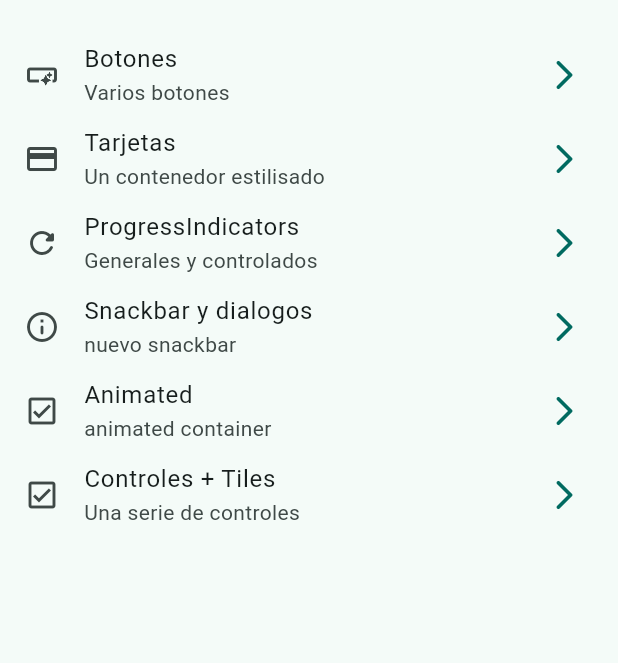
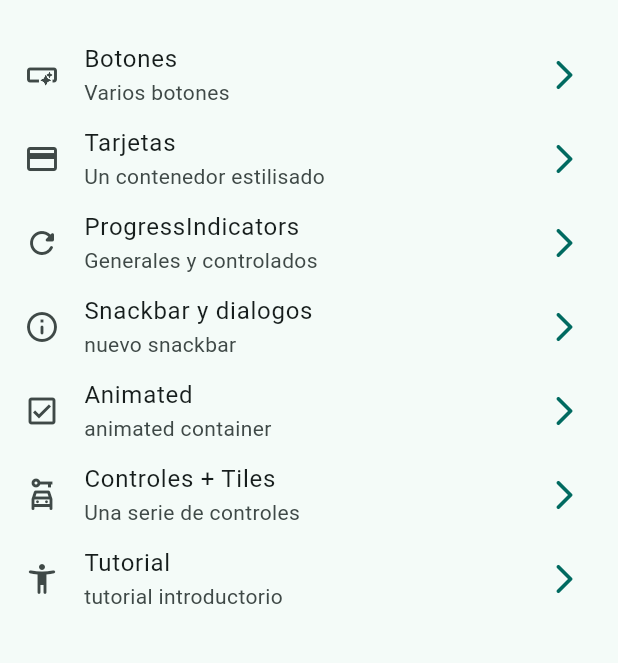
Before and after one commit to vidm27/flutter-course-devtalles, a Flutter app: the screen it shows after launch, on a phone screen of 412 x 824 dp, the part 63-726 px from its top. Run offline on Flutter 3.47's test engine with Material 2 defaults, Android fonts, the phone set to English and light mode, and no system bars; our stand-ins replace dio, go_router.

Commit message:
app image del tutorial

```diff
--- a/widgets_app/lib/config/menu/menu_item.dart
+++ b/widgets_app/lib/config/menu/menu_item.dart
@@ -43,5 +43,10 @@ const appMenuItems = <MenuItem>[
       title: 'Controles + Tiles',
       subTitle: 'Una serie de controles',
       link: '/controls',
-      icon: Icons.check_box_outlined),
+      icon: Icons.car_rental_outlined),
+  MenuItem(
+      title: 'Tutorial',
+      subTitle: 'tutorial introductorio',
+      link: '/tutorial',
+      icon: Icons.accessibility_new_rounded),
 ];
--- a/widgets_app/lib/config/router/app_router.dart
+++ b/widgets_app/lib/config/router/app_router.dart
@@ -34,6 +34,11 @@ final appRouter = GoRouter(
     GoRoute(
         path: '/controls',
         name: UIControlsScreen.name,
-        builder: (context, state) => const UIControlsScreen())
+        builder: (context, state) => const UIControlsScreen()),
+    GoRoute(
+        path: '/tutorial',
+        name: AppTutorialScreen.name,
+        builder: (context, state) => const AppTutorialScreen()),
+
   ],
 );
--- a/widgets_app/lib/presentation/screens/app_tutorial/app_tutorial_scree.dart
+++ b/widgets_app/lib/presentation/screens/app_tutorial/app_tutorial_scree.dart
@@ -2,7 +2,7 @@ import 'package:flutter/material.dart';
 
 class AppTutorialScreen extends StatelessWidget {
 
-  static const name = 'app_tutorial_screen'; //Nombre comun de ruta
+  static const name = 'tutorial'; //Nombre comun de ruta
 
   const AppTutorialScreen({super.key});
 
--- a/widgets_app/pubspec.yaml
+++ b/widgets_app/pubspec.yaml
@@ -18,3 +18,6 @@ dev_dependencies:
 
 flutter:
   uses-material-design: true
+
+assets:
+  - assets/images/
```
